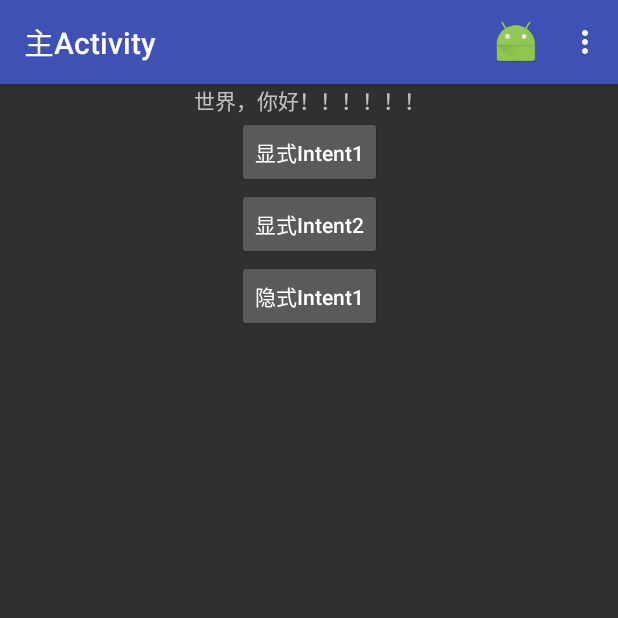
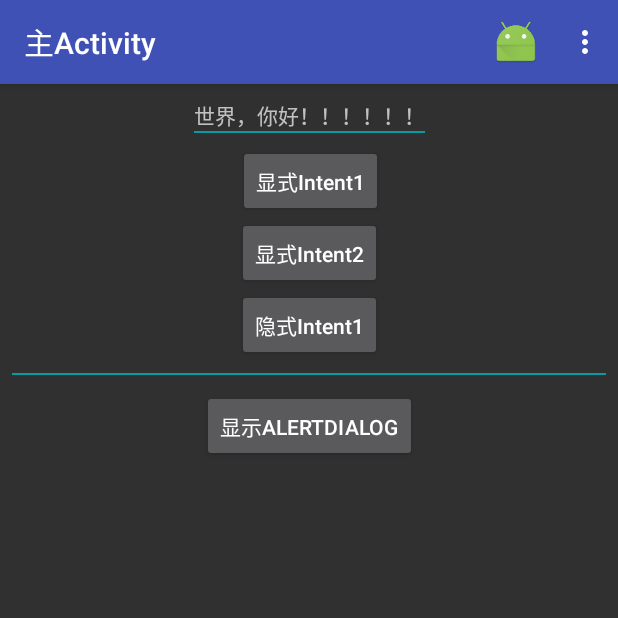
Before and after one commit to haowenbiao/AndroidProject, an Android app: the screen it shows after launch (MainActivity), on a phone screen of 412 x 824 dp, the top half of it. Run offline under Robolectric (Android 15) with nearby library versions, the phone set to English and light mode, and no system bars.

Commit message:
20170402-001

```diff
--- a/MyApplication/app/build.gradle
+++ b/MyApplication/app/build.gradle
@@ -30,7 +30,7 @@ android {
 }
 
 dependencies {
-    compile fileTree(dir: 'libs', include: ['*.jar'])
+    compile fileTree(include: ['*.jar'], dir: 'libs')
     androidTestCompile('com.android.support.test.espresso:espresso-core:2.2.2', {
         exclude group: 'com.android.support', module: 'support-annotations'
     })
--- a/MyApplication/app/src/main/AndroidManifest.xml
+++ b/MyApplication/app/src/main/AndroidManifest.xml
@@ -14,6 +14,7 @@
             android:label="主Activity">
             <intent-filter>
                 <action android:name="android.intent.action.MAIN" />
+
                 <category android:name="android.intent.category.LAUNCHER" />
             </intent-filter>
         </activity>
@@ -27,6 +28,9 @@
                 <category android:name="com.example.myapplication.MY_CATEGORY" />
             </intent-filter>
         </activity>
+        <activity
+            android:name=".AlertDialogActivity"
+            android:label="Dialogs"></activity>
     </application>
 
 </manifest>
--- a/MyApplication/app/src/main/java/com/example/myapplication/MainActivity.java
+++ b/MyApplication/app/src/main/java/com/example/myapplication/MainActivity.java
@@ -1,8 +1,8 @@
 package com.example.myapplication;
 
 import android.content.Intent;
+import android.os.Bundle;
 import android.support.v7.app.AppCompatActivity;
-import android.os.Bundle;
 import android.view.Menu;
 import android.view.MenuItem;
 import android.view.View;
@@ -25,10 +25,7 @@ public class MainActivity extends AppCompatActivity {
         Button explicitIntent_bt2 = (Button) findViewById(R.id.explicitIntent_bt2);
         explicitIntent_bt2.setOnClickListener((v) -> {
             //JumpBetweenActivities.showMe(MainActivity.this, "hello");
-            //JumpBetweenActivities.showMeWithResult(MainActivity.this, "helloooo", 1);
-            Intent intent = new Intent(MainActivity.this, JumpBetweenActivities.class);
-            intent.putExtra("Data1", "helloooo");
-            startActivityForResult(intent, 1);
+            JumpBetweenActivities.showMeWithResult(MainActivity.this, "helloooo", 1);
         });
 
         Button implicitIntent_bt1 = (Button) findViewById(R.id.implicitIntent_bt1);
@@ -37,6 +34,9 @@ public class MainActivity extends AppCompatActivity {
             intent.addCategory("com.example.myapplication.MY_CATEGORY");
             startActivity(intent);
         });
+
+        Button bt_ShowAlertDialog = (Button) findViewById(R.id.bt_ShowAlertDialog);
+        bt_ShowAlertDialog.setOnClickListener(v -> AlertDialogActivity.start(MainActivity.this));
     }
 
     @Override
--- a/MyApplication/app/src/main/res/layout/activity_jump_bettwen_activitys.xml
+++ b/MyApplication/app/src/main/res/layout/activity_jump_bettwen_activitys.xml
@@ -10,12 +10,12 @@
         android:layout_width="wrap_content"
         android:layout_height="wrap_content"
         app:layout_constraintTop_toBottomOf="parent"
-        app:layout_constraintLeft_toLeftOf="parent"
-        app:layout_constraintRight_toRightOf="parent"
         android:text="test"
         android:textSize="20dp"
         android:gravity="center"
-        />
+        android:layout_marginTop="-511dp"
+        android:layout_marginLeft="8dp"
+        app:layout_constraintLeft_toLeftOf="parent" />
     <Button
         android:id="@+id/explicitIntent_bt"
         android:layout_width="wrap_content"
--- a/MyApplication/app/src/main/res/layout/activity_main.xml
+++ b/MyApplication/app/src/main/res/layout/activity_main.xml
@@ -7,32 +7,36 @@
     tools:context="com.example.myapplication.MainActivity">
 
     <TextView
+        android:id="@+id/textViewHelloWorld"
         android:layout_width="wrap_content"
         android:layout_height="wrap_content"
+        android:layout_marginTop="10dp"
         android:text="世界，你好！！！！！！"
         app:layout_constraintLeft_toLeftOf="parent"
         app:layout_constraintRight_toRightOf="parent"
-        app:layout_constraintTop_toTopOf="parent"
-        android:id="@+id/textViewHelloWorld" />
+        app:layout_constraintTop_toTopOf="parent" />
+
     <Button
         android:id="@+id/explicitIntent_bt1"
         android:layout_width="wrap_content"
         android:layout_height="wrap_content"
+        android:layout_marginTop="8dp"
+        android:text="显式Intent1"
+
+        android:textAllCaps="false"
+        app:layout_constraintHorizontal_bias="0.503"
+        app:layout_constraintLeft_toLeftOf="parent"
         app:layout_constraintRight_toRightOf="parent"
-        app:layout_constraintLeft_toLeftOf="parent"
-        app:layout_constraintTop_toBottomOf="@+id/textViewHelloWorld"
-        android:textAllCaps="false"
-        android:text="显式Intent1"
-        />
+        app:layout_constraintTop_toBottomOf="@+id/tv_Line1" />
 
     <Button
         android:id="@+id/explicitIntent_bt2"
         android:layout_width="wrap_content"
         android:layout_height="wrap_content"
+        android:text="显式Intent2"
         android:textAllCaps="false"
-        android:text="显式Intent2"
+        app:layout_constraintLeft_toLeftOf="parent"
         app:layout_constraintRight_toRightOf="parent"
-        app:layout_constraintLeft_toLeftOf="parent"
         app:layout_constraintTop_toBottomOf="@+id/explicitIntent_bt1" />
 
     <Button
@@ -41,8 +45,40 @@
         android:layout_height="wrap_content"
         android:text="隐式Intent1"
         android:textAllCaps="false"
+        app:layout_constraintLeft_toLeftOf="parent"
         app:layout_constraintRight_toRightOf="parent"
+        app:layout_constraintTop_toBottomOf="@+id/explicitIntent_bt2" />
+
+    <TextView
+        android:id="@+id/tv_Line2"
+        android:layout_width="0dp"
+        android:layout_height="1dp"
+        android:layout_marginLeft="8dp"
+        android:layout_marginRight="8dp"
+        android:layout_marginTop="8dp"
+        android:background="#089ba3"
         app:layout_constraintLeft_toLeftOf="parent"
-        app:layout_constraintTop_toBottomOf="@id/explicitIntent_bt2"/>
+        app:layout_constraintRight_toRightOf="parent"
+        app:layout_constraintTop_toBottomOf="@+id/implicitIntent_bt1" />
+
+    <TextView
+        android:id="@+id/tv_Line1"
+        android:layout_width="0dp"
+        android:layout_height="1dp"
+        android:background="#089ba3"
+        app:layout_constraintLeft_toLeftOf="@id/textViewHelloWorld"
+        app:layout_constraintRight_toRightOf="@id/textViewHelloWorld"
+        app:layout_constraintTop_toBottomOf="@+id/textViewHelloWorld" />
+
+    <Button
+        android:id="@+id/bt_ShowAlertDialog"
+        android:layout_width="wrap_content"
+        android:layout_height="wrap_content"
+        android:text="显示AlertDialog"
+        app:layout_constraintTop_toBottomOf="@id/tv_Line2"
+        app:layout_constraintLeft_toLeftOf="parent"
+        app:layout_constraintRight_toRightOf="parent"
+        android:layout_marginTop="10dp"
+        />
 
 </android.support.constraint.ConstraintLayout>
```
Also changed, not shown: MyApplication/app/src/main/java/com/example/myapplication/ActivityWithCloseMenu.java (added, +37 -0 lines), MyApplication/app/src/main/java/com/example/myapplication/AlertDialogActivity.java (added, +38 -0 lines), MyApplication/app/src/main/java/com/example/myapplication/JumpBetweenActivities.java (+15 -9 lines), MyApplication/app/src/main/res/layout/activity_alert_dialog.xml (added, +21 -0 lines), MyApplication/app/src/main/res/menu/menu_close.xml (added, +10 -0 lines), MyApplication/app/src/main/ic_arrowBack-web.png (added), MyApplication/app/src/main/res/drawable-mdpi/ic_close_white_24dp.png (added), MyApplication/app/src/main/res/mipmap-hdpi/ic_arrowback.png (added), MyApplication/app/src/main/res/mipmap-mdpi/ic_arrowback.png (added), MyApplication/app/src/main/res/mipmap-xhdpi/ic_arrowback.png (added), MyApplication/app/src/main/res/mipmap-xxhdpi/ic_arrowback.png (added), MyApplication/app/src/main/res/mipmap-xxxhdpi/ic_arrowback.png (added).
